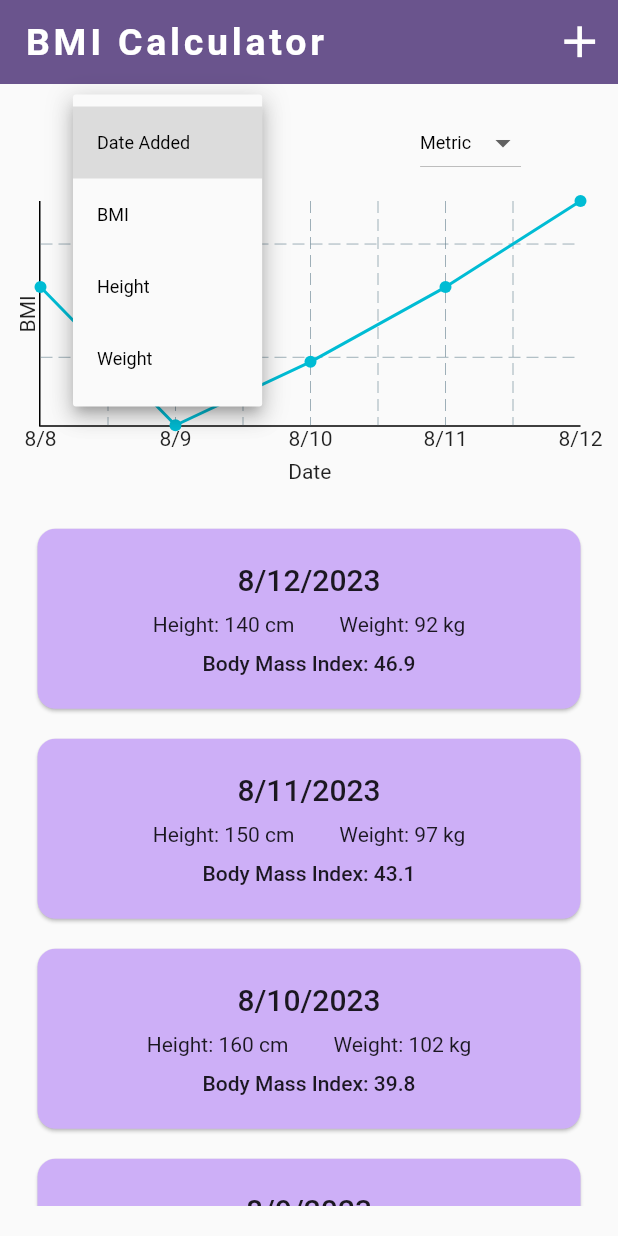
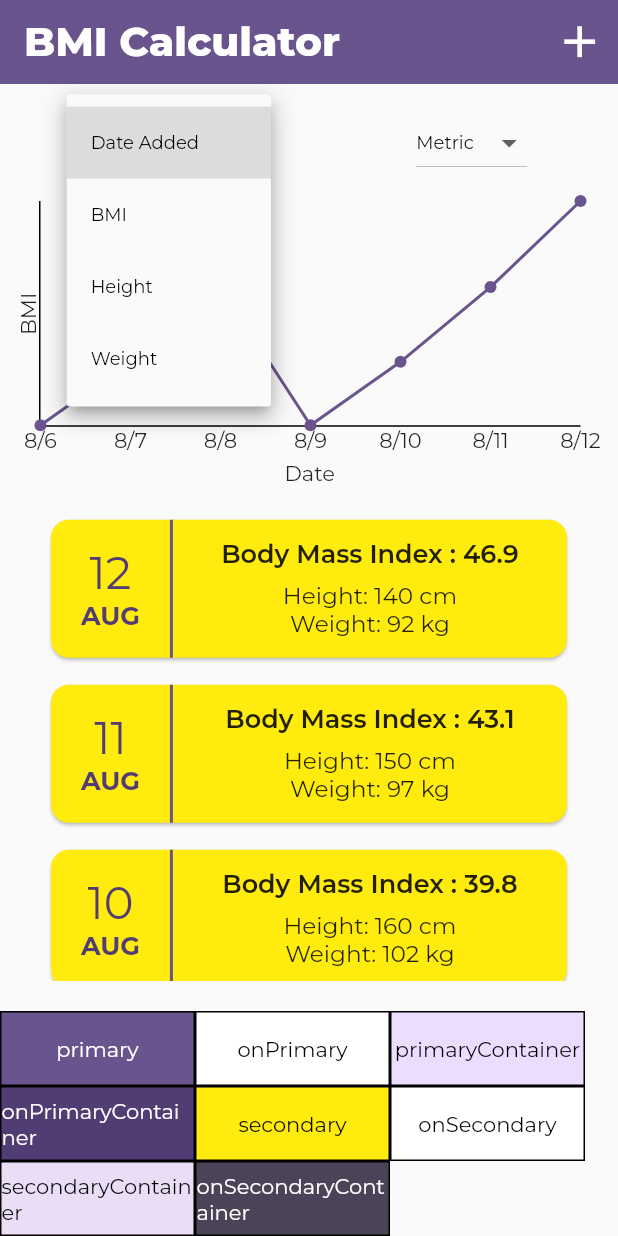
Before and after one commit to ProTechZ/BMI-Calculator, a Flutter app: the screen it shows after launch, after a tap on an icon or button, on a phone screen of 412 x 824 dp. Run offline on Flutter 3.47's test engine with Material 2 defaults, Android fonts, the light colour scheme and no system bars; drawn by our look-alikes of fl_chart; our stand-ins replace google_fonts.

Commit message:
changed theme and upgraded entry_item

```diff
--- a/lib/bmi_calculator.dart
+++ b/lib/bmi_calculator.dart
@@ -1,8 +1,10 @@
 import 'package:bmi_calculator/data/entries.dart';
+import 'package:bmi_calculator/main.dart';
 import 'package:bmi_calculator/model/entry.dart';
 import 'package:bmi_calculator/widgets/bmi_chart.dart';
-import 'package:bmi_calculator/widgets/entry_list.dart';
-import 'package:bmi_calculator/widgets/new_entry.dart';
+import 'package:bmi_calculator/widgets/bmi_entries/entry_item.dart';
+import 'package:bmi_calculator/widgets/bmi_entries/entry_list.dart';
+import 'package:bmi_calculator/widgets/new_entry/new_entry.dart';
 import 'package:bmi_calculator/widgets/order_by_dropdown.dart';
 import 'package:bmi_calculator/widgets/unit_system_dropdown.dart';
 import 'package:flutter/material.dart';
@@ -23,10 +25,9 @@ class _BMICalculatorState extends State<BMICalculator> {
   UnitSystem selectedUnitSystem = UnitSystem.metric;
   OrderByOption orderby = OrderByOption.date_added;
   BMIChart chart = BMIChart(bmiEntries: entries);
-  // defining the chart here so that it's data isn't affected by the order_by changeds
+  // defining the chart here so that it's data isn't affected by the order_by changes
 
   final bmiEntries = entries;
-
 
   void addEntry(BMIEntry entry) {
     setState(() {
@@ -135,7 +136,6 @@ class _BMICalculatorState extends State<BMICalculator> {
               ],
             ),
             const SizedBox(height: 15),
-
             chart,
             Expanded(
               child: BMIEntryList(
@@ -143,27 +143,33 @@ class _BMICalculatorState extends State<BMICalculator> {
                 onRemoveEntry: onRemoveEntry,
               ),
             ),
-            // Row(
-            //   children: [
-            //     x(context, c.primary, 'primary', white: true),
-            //     x(context, c.onPrimary, 'onPrimary'),
-            //     x(context, c.primaryContainer, 'primaryContainer'),
-            //   ],
-            // ),
-            // Row(
-            //   children: [
-            //     x(context, c.onPrimaryContainer, 'onPrimaryContainer', white: true),
-            //     x(context, c.secondary, 'secondary', ),
-            //     x(context, c.onSecondary, 'onSecondary'),
-            //   ],
-            // ),
-            // Row(
-            //   children: [
-            //     x(context, c.secondaryContainer, 'secondaryContainer'),
-            //     x(context, c.onSecondaryContainer, 'onSecondaryContainer',
-            //         white: true),
-            //   ],
-            // ),
+
+            Row(
+              children: [
+                x(context, c.primary, 'primary', white: true),
+                x(context, c.onPrimary, 'onPrimary'),
+                x(context, c.primaryContainer, 'primaryContainer'),
+              ],
+            ),
+            Row(
+              children: [
+                x(context, c.onPrimaryContainer, 'onPrimaryContainer',
+                    white: true),
+                x(
+                  context,
+                  c.secondary,
+                  'secondary',
+                ),
+                x(context, c.onSecondary, 'onSecondary'),
+              ],
+            ),
+            Row(
+              children: [
+                x(context, c.secondaryContainer, 'secondaryContainer'),
+                x(context, c.onSecondaryContainer, 'onSecondaryContainer',
+                    white: true),
+              ],
+            ),
           ],
         ),
       ),
--- a/lib/data/entries.dart
+++ b/lib/data/entries.dart
@@ -33,16 +33,16 @@ final entries = [
     date: DateTime(now.year, now.month, now.day - 4),
     system: UnitSystem.metric,
   ),
-  // BMIEntry(
-  //   height: 160,
-  //   weight: 102,
-  //   date: DateTime(now.year, now.month, now.day - 5),
-  //   system: UnitSystem.metric,
-  // ),
-  // BMIEntry(
-  //   height: 170,
-  //   weight: 107,
-  //   date: DateTime(now.year, now.month, now.day - 6),
-  //   system: UnitSystem.metric,
-  // ),
+  BMIEntry(
+    height: 160,
+    weight: 102,
+    date: DateTime(now.year, now.month, now.day - 5),
+    system: UnitSystem.metric,
+  ),
+  BMIEntry(
+    height: 170,
+    weight: 107,
+    date: DateTime(now.year, now.month, now.day - 6),
+    system: UnitSystem.metric,
+  ),
 ];
--- a/lib/main.dart
+++ b/lib/main.dart
@@ -14,7 +14,7 @@ extension StringExtension on String {
 
 final kColorScheme = ColorScheme.fromSeed(
   seedColor: const Color.fromARGB(255, 131, 56, 236),
-  secondary: const Color.fromARGB(255, 205, 175, 247),
+  secondary: Color.fromARGB(255, 255, 235, 13),
 );
 
 void main() {
@@ -27,13 +27,11 @@ void main() {
         useMaterial3: true,
         colorScheme: kColorScheme,
         appBarTheme: const AppBarTheme().copyWith(
-          titleTextStyle: GoogleFonts.lobsterTwo(
-            letterSpacing: 2.5,
-            fontSize: 25,
-            fontWeight: FontWeight.bold,
-          ),
+          titleTextStyle: GoogleFonts.montserrat(
+              fontSize: 27,
+              fontWeight: FontWeight.w800,
+              color: kColorScheme.onPrimary),
           backgroundColor: kColorScheme.primary,
-          foregroundColor: kColorScheme.onPrimary,
           iconTheme: const IconThemeData().copyWith(
             color: kColorScheme.onPrimary,
             size: 35,
@@ -41,8 +39,8 @@ void main() {
         ),
         cardTheme: const CardTheme().copyWith(
           color: kColorScheme.secondary,
-          margin: const EdgeInsets.all(10),
         ),
+        textTheme: GoogleFonts.montserratTextTheme().copyWith(),
         elevatedButtonTheme: ElevatedButtonThemeData(
           style: ElevatedButton.styleFrom(
             padding: const EdgeInsets.symmetric(vertical: 10, horizontal: 20),
--- a/lib/widgets/bmi_chart.dart
+++ b/lib/widgets/bmi_chart.dart
@@ -14,7 +14,7 @@ class BMIChart extends StatelessWidget {
     final copy = [...bmiEntries];
 
     // sorts the list by the entries' dates in descending order so that the most recent dates are first
-    // and we want to get the most recent dates
+    // and we want to get the 7 most recent dates
     copy.sort((entry1, entry2) => entry2.date.compareTo(entry1.date));
 
     if (bmiEntries.length >= 7) {
@@ -30,31 +30,44 @@ class BMIChart extends StatelessWidget {
     final List<FlSpot> dataSpots = [];
 
     // reversing the list so that the dates are in ascending order
-    final x = bmis.reversed.toList();
+    final y = bmis.reversed.toList();
 
-    for (var i = 0; i < x.length; i++) {
-      dataSpots.add(FlSpot(i.toDouble(), x[i]));
+    for (var i = 0; i < y.length; i++) {
+      dataSpots.add(FlSpot(i.toDouble(), y[i]));
     }
 
     return dataSpots;
   }
 
+  // List<DateTime> get dates {
+
+  // }
+
   @override
   Widget build(BuildContext context) {
+    final colorScheme = Theme.of(context).colorScheme;
+
     return Container(
       padding: const EdgeInsets.fromLTRB(10, 0, 25, 0),
       child: AspectRatio(
         aspectRatio: 2,
         child: LineChart(
           LineChartData(
-            lineBarsData: [LineChartBarData(spots: spots)],
+            lineBarsData: [
+              LineChartBarData(
+                spots: spots,
+                color: colorScheme.primary,
+              )
+            ],
             borderData: FlBorderData(
               border: const Border(bottom: BorderSide(), left: BorderSide()),
             ),
+            gridData: const FlGridData(show: false),
             titlesData: FlTitlesData(
               bottomTitles: AxisTitles(
-                sideTitles: _bottomTitles(bmiEntries.map((e) => e.date).toList().reversed.toList()),
                 axisNameWidget: const Text('Date'),
+                sideTitles:
+                    _bottomTitles(bmiEntries.map((e) => e.date).toList()),
               ),
               leftTitles: const AxisTitles(
                 sideTitles: SideTitles(showTitles: false),
@@ -70,7 +83,7 @@ class BMIChart extends StatelessWidget {
             lineTouchData: LineTouchData(
               enabled: true,
               touchTooltipData: LineTouchTooltipData(
-                tooltipBgColor: Colors.blue,
+                tooltipBgColor: colorScheme.onPrimaryContainer,
                 tooltipRoundedRadius: 20.0,
                 showOnTopOfTheChartBoxArea: true,
                 fitInsideHorizontally: true,
@@ -112,7 +125,8 @@ class BMIChart extends StatelessWidget {
 }
 
 SideTitles _bottomTitles(List<DateTime> dates) {
-  final formattedDates = dates.map((e) => dateFormatter.format(e)).toList();
+  final formattedDates =
+      dates.reversed.map((e) => dateFormatter.format(e)).toList();
 
   return SideTitles(
     showTitles: true,
--- /dev/null
+++ b/lib/widgets/bmi_entries/entry_item.dart
@@ -0,0 +1,110 @@
+import 'package:bmi_calculator/main.dart';
+import 'package:bmi_calculator/model/entry.dart';
+import 'package:bmi_calculator/widgets/bmi_entries/expanded_entry_item.dart';
+import 'package:flutter/material.dart';
+import 'package:intl/intl.dart';
+
+final dateFormatter = DateFormat.MMMd();
+
+class BMIEntryItem extends StatefulWidget {
+  const BMIEntryItem({super.key, required this.entry});
+
+  final BMIEntry entry;
+
+  @override
+  State<StatefulWidget> createState() {
+    return _BMIEntryItemState();
+  }
+}
+
+class _BMIEntryItemState extends State<BMIEntryItem> {
+  void onExpandItem() {
+    showDialog(
+      context: context,
+      builder: (ctx) => ExpandedEntryItem(entry: widget.entry),
+    );
+  }
+
+  List<String> get dateSeperator {
+    final formattedDate = dateFormatter.format(widget.entry.date); // "August 9"
+    final sep = formattedDate.split(' '); // ['August', '9']
+    return sep;
+  }
+
+  @override
+  Widget build(BuildContext context) {
+    final colorScheme = Theme.of(context).colorScheme;
+
+    return InkWell(
+      onTap: onExpandItem,
+      child: Container(
+        height: 100,
+        width: double.infinity,
+        margin: const EdgeInsets.symmetric(horizontal: 15),
+        child: Card(
+          child: Row(
+            mainAxisAlignment: MainAxisAlignment.start,
+            children: [
+              Padding(
+                padding: const EdgeInsets.symmetric(horizontal: 20),
+                child: Column(
+                  mainAxisAlignment: MainAxisAlignment.center,
+                  crossAxisAlignment: CrossAxisAlignment.center,
+                  children: [
+                    Text(
+                      dateSeperator[1],
+                      style: TextStyle(
+                        color: colorScheme
+                            .onPrimaryContainer, //   Color.fromARGB(255, 82, 82, 82),
+                        fontSize: 30,
+                      ),
+                    ),
+                    Text(
+                      dateSeperator[0].toUpperCase(),
+                      style: TextStyle(
+                        color: colorScheme.onPrimaryContainer,
+                        fontSize: 17,
+                        fontWeight: FontWeight.w700,
+                      ),
+                    ),
+                  ],
+                ),
+              ),
+              Container(
+                height: double.infinity,
+                width: 2,
+                color: colorScheme.primary,
+              ),
+              Expanded(
+                child: SizedBox(
+                  width: double.infinity,
+                  child: Column(
+                    mainAxisAlignment: MainAxisAlignment.center,
+                    children: [
+                      Text(
+                        'Body Mass Index : ${widget.entry.bmi}',
+                        style: const TextStyle(
+                          fontSize: 17,
+                          fontWeight: FontWeight.w600,
+                        ),
+                      ),
+                      const SizedBox(height: 7),
+                      Text(
+                        'Height: ${widget.entry.displayMeasurements[0]}',
+                        style: const TextStyle(fontSize: 15.5),
+                      ),
+                      Text(
+                        'Weight: ${widget.entry.displayMeasurements[1]}',
+                        style: const TextStyle(fontSize: 15.5),
+                      ),
+                    ],
+                  ),
+                ),
+              ),
+            ],
+          ),
+        ),
+      ),
+    );
+  }
+}
--- a/lib/widgets/entry_list.dart
+++ b/lib/widgets/bmi_entries/entry_list.dart
@@ -1,5 +1,5 @@
 import 'package:bmi_calculator/model/entry.dart';
-import 'package:bmi_calculator/widgets/entry_item.dart';
+import 'package:bmi_calculator/widgets/bmi_entries/entry_item.dart';
 import 'package:flutter/material.dart';
 
 class BMIEntryList extends StatelessWidget {
@@ -27,9 +27,11 @@ class BMIEntryList extends StatelessWidget {
               color: Theme.of(context).colorScheme.error,
               margin: Theme.of(context).cardTheme.margin,
             ),
-            child: SizedBox(
-              width: double.infinity,
-              child: BMIEntryItem(entry: entry),
+            child: Column(
+              children: [
+                BMIEntryItem(entry: entry),
+                const SizedBox(height: 10),
+              ],
             ),
           );
         },
--- a/lib/widgets/expanded_entry_item.dart
+++ b/lib/widgets/bmi_entries/expanded_entry_item.dart
@@ -19,10 +19,6 @@ class ExpandedEntryItem extends StatelessWidget {
     final status = entry.status[0] as BMIStatus;
     final statusExtra = entry.status[1] as String;
 
-    final displaySmall = Theme.of(context).textTheme.displaySmall;
-    final displayMedium = Theme.of(context).textTheme.displayMedium;
-    final displayLarge = Theme.of(context).textTheme.displayLarge;
-
     Color statusColor = Colors.blue; // underweight
 
     if (status == BMIStatus.healthy) {
@@ -39,36 +35,33 @@ class ExpandedEntryItem extends StatelessWidget {
         padding: const EdgeInsets.symmetric(vertical: 20, horizontal: 20),
         child: Column(
           children: [
-            Text(dateFormatter.format(entry.date), style: displayLarge),
+            Text(
+              dateFormatter.format(entry.date),
+            ),
             const SizedBox(height: 40),
-            Text('Height: $height', style: displayMedium),
+            Text('Height: $height'),
             const SizedBox(height: 10),
-            Text('Weight: $weight', style: displayMedium),
+            Text('Weight: $weight'),
             const SizedBox(height: 10),
-            Text('Body Mass Index: ${entry.bmi}', style: displayMedium),
+            Text('Body Mass Index: ${entry.bmi}'),
             const SizedBox(height: 30),
             RichText(
               text: TextSpan(
                 children: [
-                  TextSpan(text: 'Status: ', style: displayMedium),
+                  TextSpan(text: 'Status: '),
                   TextSpan(
                     text: status.name.capitalize(),
-                    style: displayMedium!.copyWith(color: statusColor),
+                    style: TextStyle(color: statusColor),
                   ),
                 ],
               ),
             ),
             const SizedBox(height: 10),
-            Text(
-              statusExtra,
-              textAlign: TextAlign.center,
-              style: displayMedium,
-            ),
+            Text(statusExtra, textAlign: TextAlign.center),
             const Spacer(),
             Text(
               '*According to the National Health and Medical Research Council, a healthy BMI is between 20-25 for most adults*',
               textAlign: TextAlign.center,
-              style: displaySmall,
             ),
           ],
         ),
--- a/lib/widgets/entry_item.dart
+++ /dev/null
@@ -1,68 +0,0 @@
-import 'package:bmi_calculator/model/entry.dart';
-import 'package:bmi_calculator/widgets/expanded_entry_item.dart';
-import 'package:flutter/material.dart';
-import 'package:intl/intl.dart';
-
-final dateFormatter = DateFormat.yMd();
-
-class BMIEntryItem extends StatefulWidget {
-  const BMIEntryItem({super.key, required this.entry});
-
-  final BMIEntry entry;
-
-  @override
-  State<StatefulWidget> createState() {
-    return _BMIEntryItemState();
-  }
-}
-
-class _BMIEntryItemState extends State<BMIEntryItem> {
-  void onExpandItem() {
-    showDialog(
-      context: context,
-      builder: (ctx) => ExpandedEntryItem(entry: widget.entry),
-    );
-  }
-
-  @override
-  Widget build(BuildContext context) {
-    final height = widget.entry.displayMeasurements[0];
-    final weight = widget.entry.displayMeasurements[1];
-
-    return InkWell(
-      onTap: onExpandItem,
-      child: SizedBox(
-        height: 140,
-        width: 80,
-        child: Card(
-          child: Column(
-            mainAxisAlignment: MainAxisAlignment.center,
-            children: [
-              Text(
-                dateFormatter.format(widget.entry.date),
-                style: Theme.of(context).textTheme.titleLarge,
-              ),
-              const SizedBox(height: 10),
-              Row(
-                mainAxisAlignment: MainAxisAlignment.center,
-                children: [
-                  Text(
-                    'Height: $height',
-                    style: Theme.of(context).textTheme.bodyMedium,
-                  ),
-                  const SizedBox(width: 30),
-                  Text('Weight: $weight'),
-                ],
-              ),
-              const SizedBox(height: 10),
-              Text(
-                'Body Mass Index: ${widget.entry.bmi}',
-                style: Theme.of(context).textTheme.bodyLarge,
-              ),
-            ],
-          ),
-        ),
-      ),
-    );
-  }
-}
--- a/lib/widgets/new_entry.dart
+++ b/lib/widgets/new_entry/new_entry.dart
@@ -1,6 +1,6 @@
 import 'package:bmi_calculator/data/entries.dart';
 import 'package:bmi_calculator/model/entry.dart';
-import 'package:bmi_calculator/widgets/error_dialog.dart';
+import 'package:bmi_calculator/widgets/new_entry/error_dialog.dart';
 import 'package:bmi_calculator/widgets/unit_system_dropdown.dart';
 import 'package:flutter/material.dart';
 import 'package:intl/intl.dart';
```
Also changed, not shown: lib/widgets/new_entry/entry_deleted_snackbar.dart (renamed from lib/widgets/entry_deleted_snackbar.dart), lib/widgets/new_entry/error_dialog.dart (renamed from lib/widgets/error_dialog.dart).
